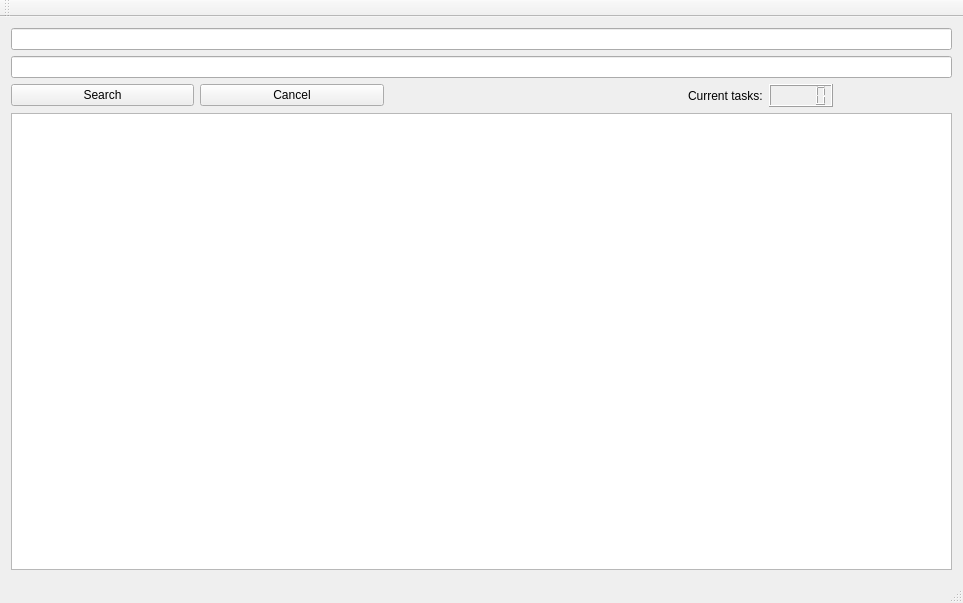
First picture: the form in mainwindow.ui, repository IvanMaslov/GrapUI, before the edit.
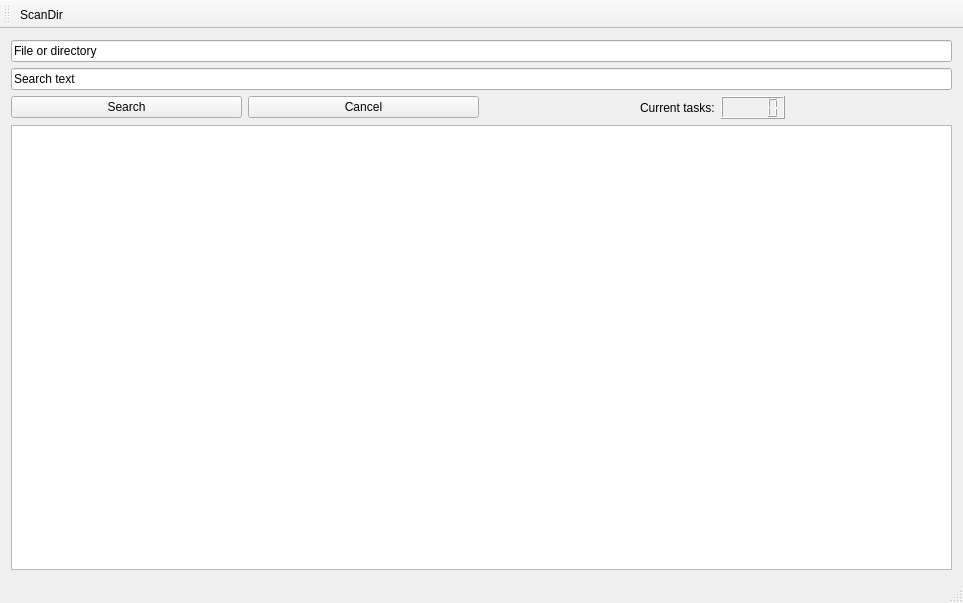
Second picture: the form after the edit.

What changed in the file:
```diff
--- a/mainwindow.ui
+++ b/mainwindow.ui
@@ -15,6 +15,37 @@
   </property>
   <widget class="QWidget" name="centralWidget">
    <layout class="QGridLayout" name="gridLayout">
+    <item row="2" column="3" alignment="Qt::AlignLeft">
+     <widget class="QLCDNumber" name="lcdNumber"/>
+    </item>
+    <item row="0" column="0" colspan="4">
+     <widget class="QLineEdit" name="lineEdit">
+      <property name="text">
+       <string>File or directory</string>
+      </property>
+     </widget>
+    </item>
+    <item row="1" column="0" colspan="4">
+     <widget class="QLineEdit" name="lineEdit_2">
+      <property name="text">
+       <string>Search text</string>
+      </property>
+     </widget>
+    </item>
+    <item row="2" column="2" alignment="Qt::AlignRight">
+     <widget class="QLabel" name="label">
+      <property name="text">
+       <string>Current tasks:</string>
+      </property>
+     </widget>
+    </item>
+    <item row="2" column="1">
+     <widget class="QPushButton" name="pushButton_2">
+      <property name="text">
+       <string>Cancel</string>
+      </property>
+     </widget>
+    </item>
     <item row="2" column="0">
      <widget class="QPushButton" name="pushButton">
       <property name="text">
@@ -22,7 +53,7 @@
       </property>
      </widget>
     </item>
-    <item row="3" column="0" colspan="5">
+    <item row="3" column="0" colspan="4">
      <widget class="QTextBrowser" name="textBrowser">
       <property name="html">
        <string>&lt;!DOCTYPE HTML PUBLIC &quot;-//W3C//DTD HTML 4.0//EN&quot; &quot;http://www.w3.org/TR/REC-html40/strict.dtd&quot;&gt;
@@ -33,50 +64,29 @@
       </property>
      </widget>
     </item>
-    <item row="2" column="4" alignment="Qt::AlignLeft">
-     <widget class="QLCDNumber" name="lcdNumber"/>
-    </item>
-    <item row="2" column="1">
-     <widget class="QPushButton" name="pushButton_2">
-      <property name="text">
-       <string>Cancel</string>
-      </property>
-     </widget>
-    </item>
-    <item row="1" column="0" colspan="5">
-     <widget class="QLineEdit" name="lineEdit_2"/>
-    </item>
-    <item row="0" column="0" colspan="5">
-     <widget class="QLineEdit" name="lineEdit"/>
-    </item>
-    <item row="2" column="3" alignment="Qt::AlignRight">
-     <widget class="QLabel" name="label">
-      <property name="text">
-       <string>Current tasks:</string>
-      </property>
-     </widget>
-    </item>
    </layout>
   </widget>
-  <widget class="QMenuBar" name="menuBar">
-   <property name="geometry">
-    <rect>
-     <x>0</x>
-     <y>0</y>
-     <width>963</width>
-     <height>24</height>
-    </rect>
+  <widget class="QStatusBar" name="statusBar"/>
+  <widget class="QToolBar" name="toolBar">
+   <property name="windowTitle">
+    <string>toolBar</string>
    </property>
-  </widget>
-  <widget class="QToolBar" name="mainToolBar">
    <attribute name="toolBarArea">
     <enum>TopToolBarArea</enum>
    </attribute>
    <attribute name="toolBarBreak">
-    <bool>false</bool>
+    <bool>true</bool>
    </attribute>
+   <addaction name="actionScanDir"/>
   </widget>
-  <widget class="QStatusBar" name="statusBar"/>
+  <action name="actionScanDir">
+   <property name="checkable">
+    <bool>true</bool>
+   </property>
+   <property name="text">
+    <string>ScanDir</string>
+   </property>
+  </action>
  </widget>
  <layoutdefault spacing="6" margin="11"/>
  <resources/>
```
